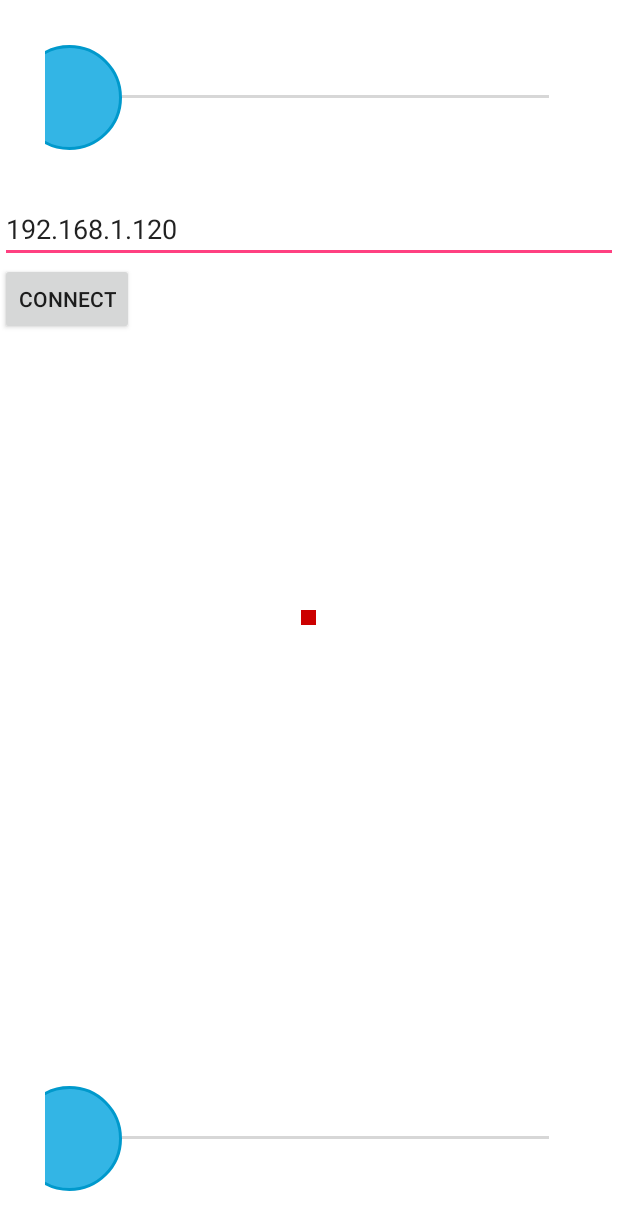
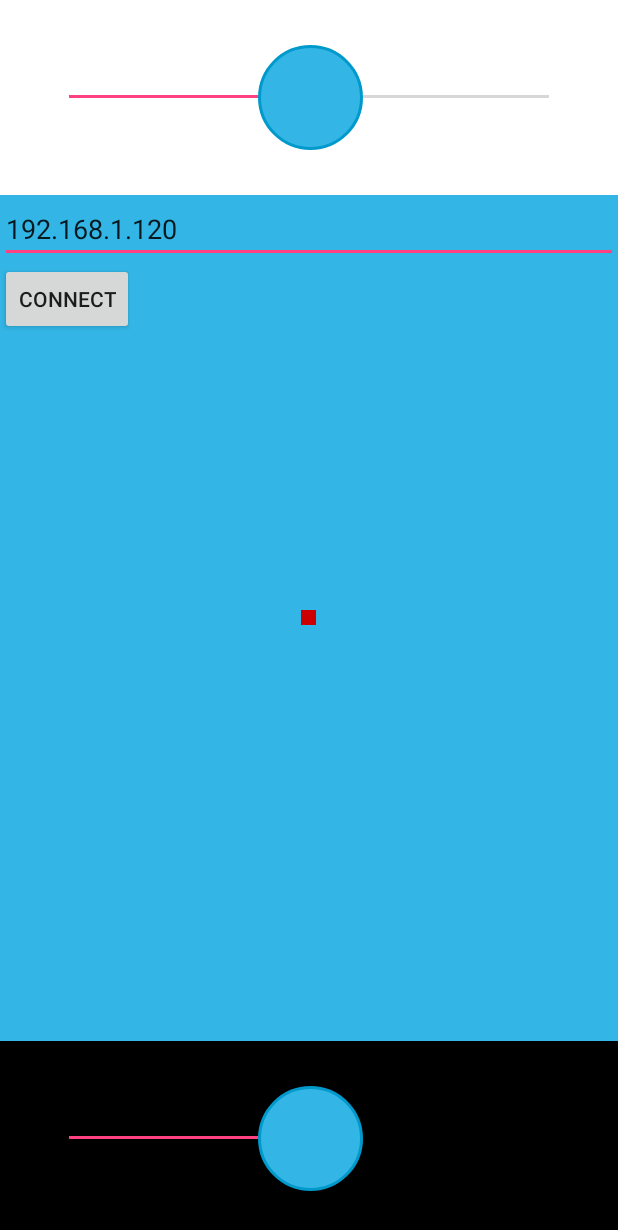
Before and after one commit to shawnma/arduino, an Android app: the screen it shows after launch (FullscreenActivity), on a phone screen of 412 x 824 dp. Shown: the top 1230 px of the screen. Run offline under Robolectric (Android 15) with nearby library versions, the phone set to English and light mode, and no system bars.

Commit message:
Android remoter
Tank controller

sprinkler lua

```diff
--- a/Remoter/app/src/main/java/com/shawnma/remoter/FullscreenActivity.java
+++ b/Remoter/app/src/main/java/com/shawnma/remoter/FullscreenActivity.java
@@ -104,7 +104,7 @@ public class FullscreenActivity extends AppCompatActivity {
         @Override
         public void onProgressChanged(SeekBar seekBar, int progress, boolean fromUser) {
             int val = channel | progress;
-            if (channel == 1) {
+            if (channel == 0) {
                 val = channel | (127 - progress); // let it reverse.
             }
             sender.send(val);
@@ -158,8 +158,6 @@ public class FullscreenActivity extends AppCompatActivity {
     }
 
     private void setup(SeekBar bar, int channel, Sender sender) {
-        bar.setMax(127);
-        bar.setProgress(64);
         bar.setOnSeekBarChangeListener(new Listener(channel, sender));
     }
 
--- a/Remoter/app/src/main/res/layout/activity_fullscreen.xml
+++ b/Remoter/app/src/main/res/layout/activity_fullscreen.xml
@@ -8,50 +8,66 @@
     tools:context=".FullscreenActivity">
 
 
+    <RelativeLayout
+        android:layout_width="match_parent"
+        android:layout_height="wrap_content"
+        android:background="@android:color/background_light">
+
         <SeekBar
             android:id="@+id/left"
-        android:layout_margin="30dp"
             android:layout_width="fill_parent"
             android:layout_height="wrap_content"
+            android:layout_margin="30dp"
+            android:progress="64"
+            android:max="127"
             android:thumb="@drawable/thumb_image" />
+
+    </RelativeLayout>
 
     <RelativeLayout
         android:layout_width="match_parent"
         android:layout_height="0dp"
+        android:background="@android:color/holo_blue_light"
         android:layout_weight="1">
 
         <View
             android:id="@+id/indicator"
+            android:layout_width="10dp"
+            android:layout_height="10dp"
             android:layout_centerInParent="true"
-            android:background="@android:color/holo_red_dark"
-            android:layout_width="10dp"
-            android:layout_height="10dp">
-
-        </View>
+            android:background="@android:color/holo_red_dark"/>
 
         <EditText
+            android:id="@+id/ip"
             android:layout_width="fill_parent"
             android:layout_height="wrap_content"
-            android:id="@+id/ip"
+            android:layout_alignParentStart="true"
+            android:layout_alignParentTop="true"
             android:inputType="number|text"
-            android:text="192.168.1.120"
-            android:layout_alignParentTop="true"
-            android:layout_alignParentStart="true" />
+            android:text="192.168.1.120" />
 
         <Button
+            android:id="@+id/connect"
             android:layout_width="wrap_content"
             android:layout_height="wrap_content"
-            android:text="Connect"
-            android:id="@+id/connect"
+            android:layout_alignParentStart="true"
             android:layout_below="@+id/ip"
-            android:layout_alignParentStart="true" />
+            android:text="Connect" />
 
     </RelativeLayout>
 
+    <RelativeLayout
+        android:layout_width="match_parent"
+        android:layout_height="wrap_content"
+        android:background="@android:color/background_dark">
+
         <SeekBar
             android:id="@+id/right"
-        android:layout_margin="30dp"
             android:layout_width="fill_parent"
             android:layout_height="wrap_content"
+            android:layout_margin="30dp"
+            android:progress="64"
+            android:max="127"
             android:thumb="@drawable/thumb_image" />
+    </RelativeLayout>
 </LinearLayout>
```
Also changed, not shown: 2 other files. Lines whose indentation alone changed are shown as unchanged.
